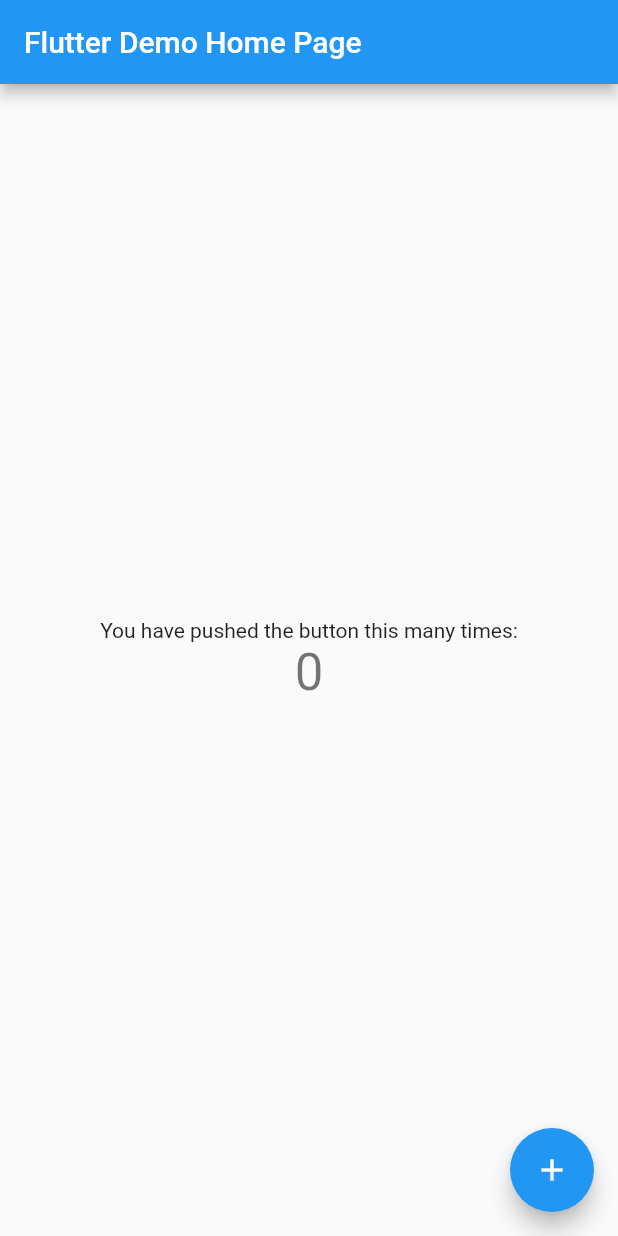
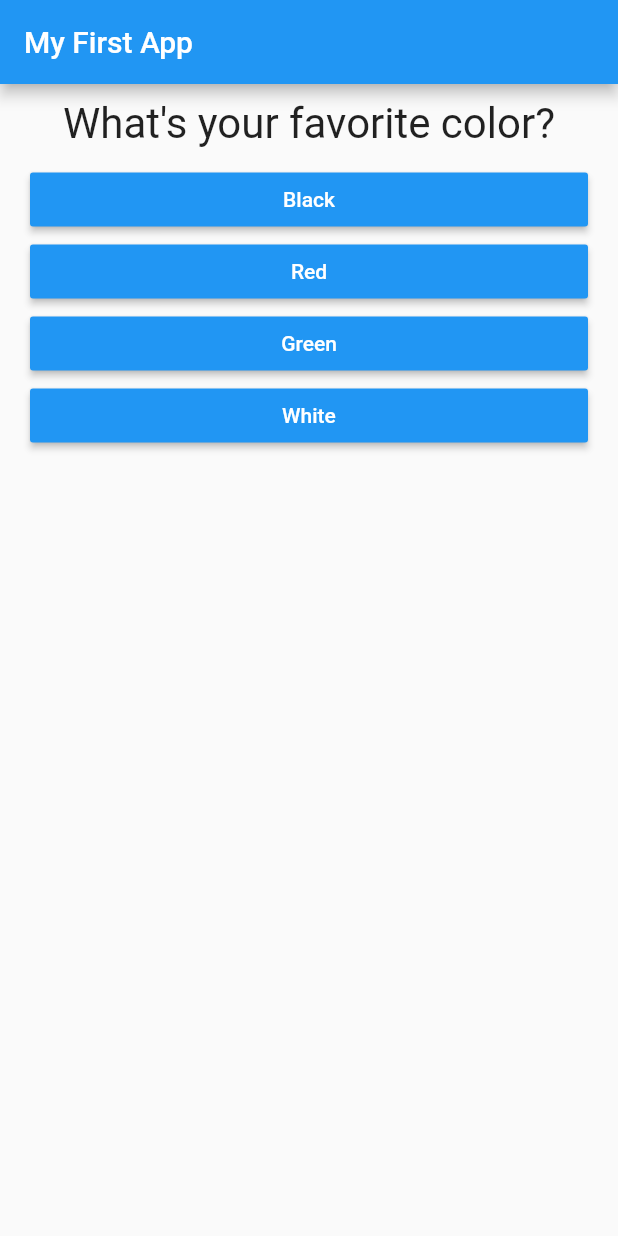
Before and after one commit to salomohutapea/flutter-quiz-app, a Flutter app: the screen it shows after launch, on a phone screen of 412 x 824 dp. Run offline on Flutter 3.47's test engine with Material 2 defaults, Android fonts, the phone set to English and light mode, and no system bars.

Commit message:
Finished quiz app

```diff
--- /dev/null
+++ b/lib/answer.dart
@@ -0,0 +1,24 @@
+import 'package:flutter/material.dart';
+
+class Answer extends StatelessWidget {
+
+  final Function selectHandler;
+  final String answerText;
+
+  Answer(this.selectHandler, this.answerText);
+
+  @override
+  Widget build(BuildContext context) {
+    return Container(
+      width: double.infinity,
+      padding: EdgeInsets.symmetric(horizontal: 20),
+      child: RaisedButton(
+        color: Colors.blue,
+        child: Text(answerText),
+        textColor: Colors.white,
+        onPressed: selectHandler,
+      ),
+
+    );
+  }
+}
--- a/lib/main.dart
+++ b/lib/main.dart
@@ -1,111 +1,79 @@
+// import 'package:flutter/cupertino.dart';
 import 'package:flutter/material.dart';
+import 'quiz.dart';
+import 'result.dart';
 
 void main() => runApp(MyApp());
 
-class MyApp extends StatelessWidget {
-  // This widget is the root of your application.
+class MyApp extends StatefulWidget {
   @override
-  Widget build(BuildContext context) {
-    return MaterialApp(
-      title: 'Flutter Demo',
-      theme: ThemeData(
-        // This is the theme of your application.
-        //
-        // Try running your application with "flutter run". You'll see the
-        // application has a blue toolbar. Then, without quitting the app, try
-        // changing the primarySwatch below to Colors.green and then invoke
-        // "hot reload" (press "r" in the console where you ran "flutter run",
-        // or simply save your changes to "hot reload" in a Flutter IDE).
-        // Notice that the counter didn't reset back to zero; the application
-        // is not restarted.
-        primarySwatch: Colors.blue,
-      ),
-      home: MyHomePage(title: 'Flutter Demo Home Page'),
-    );
+  State<StatefulWidget> createState() {
+    // TODO: implement createState
+    return _MyAppState();
   }
 }
 
-class MyHomePage extends StatefulWidget {
-  MyHomePage({Key key, this.title}) : super(key: key);
+class _MyAppState extends State<MyApp> {
+  final _questions = const [
+    {
+      'questionText': 'What\'s your favorite color?',
+      'answers': [
+        {'text': 'Black', 'score': 10},
+        {'text': 'Red', 'score': 6},
+        {'text': 'Green', 'score': 4},
+        {'text': 'White', 'score': 1}
+      ],
+    },
+    {
+      'questionText': 'What\'s your favorite animal?',
+      'answers': [
+        {'text': 'Dog', 'score': 10},
+        {'text': 'Cat', 'score': 6},
+        {'text': 'Lion', 'score': 4},
+        {'text': 'Snake', 'score': 2}
+      ],
+    },
+  ];
 
-  // This widget is the home page of your application. It is stateful, meaning
-  // that it has a State object (defined below) that contains fields that affect
-  // how it looks.
+  var _questionIndex = 0;
+  var _totalScore = 0;
 
-  // This class is the configuration for the state. It holds the values (in this
-  // case the title) provided by the parent (in this case the App widget) and
-  // used by the build method of the State. Fields in a Widget subclass are
-  // always marked "final".
+  void _resetQuiz() {
+    setState(() {
+      _questionIndex = 0;
+      _totalScore = 0;
+    });
+  }
 
-  final String title;
+  void _answerQuestion(int score) {
+    _totalScore += score;
 
-  @override
-  _MyHomePageState createState() => _MyHomePageState();
-}
+    setState(() {
+      _questionIndex++;
+    });
 
-class _MyHomePageState extends State<MyHomePage> {
-  int _counter = 0;
-
-  void _incrementCounter() {
-    setState(() {
-      // This call to setState tells the Flutter framework that something has
-      // changed in this State, which causes it to rerun the build method below
-      // so that the display can reflect the updated values. If we changed
-      // _counter without calling setState(), then the build method would not be
-      // called again, and so nothing would appear to happen.
-      _counter++;
-    });
+    print(_questionIndex);
+    print(_totalScore);
+    if (_questionIndex < _questions.length) {
+      print('We have more questions!');
+    }
   }
 
   @override
   Widget build(BuildContext context) {
-    // This method is rerun every time setState is called, for instance as done
-    // by the _incrementCounter method above.
-    //
-    // The Flutter framework has been optimized to make rerunning build methods
-    // fast, so that you can just rebuild anything that needs updating rather
-    // than having to individually change instances of widgets.
-    return Scaffold(
-      appBar: AppBar(
-        // Here we take the value from the MyHomePage object that was created by
-        // the App.build method, and use it to set our appbar title.
-        title: Text(widget.title),
+    return MaterialApp(
+      home: Scaffold(
+        appBar: AppBar(
+          title: Text('My First App'),
+        ),
+        body: _questionIndex < _questions.length
+            ? Quiz(
+                answerQuestion: _answerQuestion,
+                questionIndex: _questionIndex,
+                questions: _questions,
+              )
+            : Result(_totalScore, _resetQuiz),
       ),
-      body: Center(
-        // Center is a layout widget. It takes a single child and positions it
-        // in the middle of the parent.
-        child: Column(
-          // Column is also a layout widget. It takes a list of children and
-          // arranges them vertically. By default, it sizes itself to fit its
-          // children horizontally, and tries to be as tall as its parent.
-          //
-          // Invoke "debug painting" (press "p" in the console, choose the
-          // "Toggle Debug Paint" action from the Flutter Inspector in Android
-          // Studio, or the "Toggle Debug Paint" command in Visual Studio Code)
-          // to see the wireframe for each widget.
-          //
-          // Column has various properties to control how it sizes itself and
-          // how it positions its children. Here we use mainAxisAlignment to
-          // center the children vertically; the main axis here is the vertical
-          // axis because Columns are vertical (the cross axis would be
-          // horizontal).
-          mainAxisAlignment: MainAxisAlignment.center,
-          children: <Widget>[
-            Text(
-              'You have pushed the button this many times:',
-            ),
-            Text(
-              '$_counter',
-              style: Theme.of(context).textTheme.display1,
-            ),
-          ],
-        ),
-      ),
-      floatingActionButton: FloatingActionButton(
-        onPressed: _incrementCounter,
-        tooltip: 'Increment',
-        child: Icon(Icons.add),
-      ), // This trailing comma makes auto-formatting nicer for build methods.
     );
   }
 }
--- /dev/null
+++ b/lib/question.dart
@@ -0,0 +1,20 @@
+import 'package:flutter/material.dart';
+
+class Questions extends StatelessWidget {
+  final String questionText;
+
+  Questions(this.questionText);
+
+  @override
+  Widget build(BuildContext context) {
+    return Container(
+      width: double.infinity,
+      margin: EdgeInsets.all(10),
+      child: Text(
+        questionText,
+        style: TextStyle(fontSize: 28),
+        textAlign: TextAlign.center,
+      ),
+    );
+  }
+}
--- /dev/null
+++ b/lib/quiz.dart
@@ -0,0 +1,29 @@
+import 'package:flutter/material.dart';
+
+import 'question.dart';
+import 'answer.dart';
+
+class Quiz extends StatelessWidget {
+  final List<Map<String, Object>> questions;
+  final int questionIndex;
+  final Function answerQuestion;
+
+  Quiz(
+      {@required this.questions,
+      @required this.answerQuestion,
+      @required this.questionIndex});
+
+  @override
+  Widget build(BuildContext context) {
+    return Column(
+      children: [
+        Questions(
+          questions[questionIndex]['questionText'],
+        ),
+        ...(questions[questionIndex]['answers'] as List<Map<String, Object>>).map((answer) {
+          return Answer(() => answerQuestion(answer['score']), answer['text']);
+        }).toList()
+      ],
+    );
+  }
+}
--- a/pubspec.yaml
+++ b/pubspec.yaml
@@ -14,7 +14,7 @@ description: A new Flutter project.
 version: 1.0.0+1
 
 environment:
-  sdk: ">=2.1.0 <3.0.0"
+  sdk: ">=2.2.2 <3.0.0"
 
 dependencies:
   flutter:
```
Also changed, not shown: lib/result.dart (added, +41 -0 lines).
